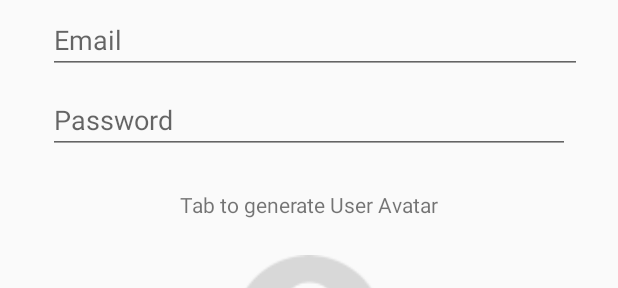
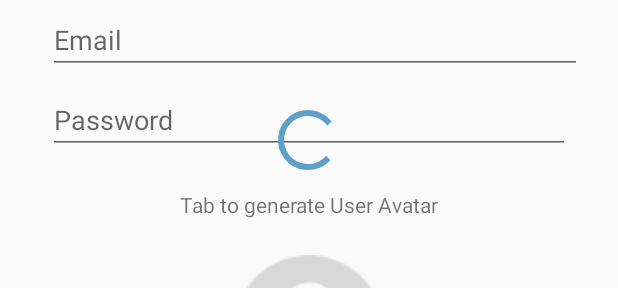
Before and after one commit to SanJSp/SlackCloneApp, an Android app: the layout activity_create_user.xml on its own in the app's theme, with its tools: preview values and no code run, on a phone screen of 412 x 824 dp. Shown: the part 120-408 px from the top of the screen. Run offline under Robolectric (Android 15) with nearby library versions, the phone set to English and light mode, and no system bars.

Commit message:
pulished up create user activity

```diff
--- a/app/src/main/java/com/example/smack/Utilities/Constants.kt
+++ b/app/src/main/java/com/example/smack/Utilities/Constants.kt
@@ -3,3 +3,8 @@ package com.example.smack.Utilities
 const val BASE_URL = "https://glacial-hollows-69406.herokuapp.com/v1/"
 const val URL_REGISTER = "${BASE_URL}account/register"
 const val URL_LOGIN = "${BASE_URL}account/login"
+const val URL_CREATE_USER = "${BASE_URL}user/add"
+
+
+// Broadcast Const
+const val BROADCAST_USER_DATA_CHANGE = "BROADCAST_USER_DATA_CHANGE"
--- a/app/src/main/res/layout/activity_create_user.xml
+++ b/app/src/main/res/layout/activity_create_user.xml
@@ -70,4 +70,13 @@
             android:layout_marginBottom="8dp" app:layout_constraintBottom_toBottomOf="parent"
             android:layout_marginEnd="32dp" android:layout_marginStart="32dp" android:background="@color/colorPrimary"
             android:textColor="@android:color/white" android:onClick="createUserClicked"/>
+    <ProgressBar
+            style="?android:attr/progressBarStyle"
+            android:layout_width="wrap_content"
+            android:layout_height="wrap_content"
+            android:id="@+id/createSpinner"
+            app:layout_constraintEnd_toEndOf="parent"
+            android:layout_marginEnd="8dp" app:layout_constraintStart_toStartOf="parent"
+            android:layout_marginStart="8dp" android:layout_marginTop="12dp"
+            app:layout_constraintTop_toTopOf="@+id/createPasswordTxt" app:layout_constraintHorizontal_bias="0.498"/>
 </android.support.constraint.ConstraintLayout>
```
Also changed, not shown: app/src/main/java/com/example/smack/Controller/CreateUserActivity.kt (+48 -0 lines), app/src/main/java/com/example/smack/Services/AuthService.kt (+59 -0 lines), app/src/main/java/com/example/smack/Services/UserDataService.kt (added, +13 -0 lines).
